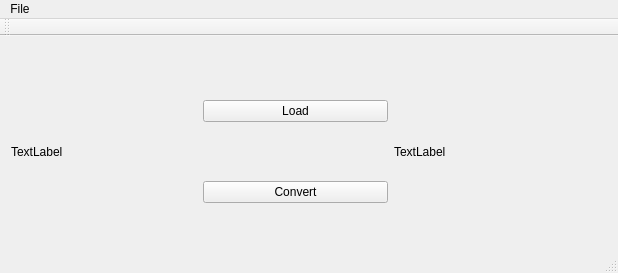
Above: assignment_2/CMPT365A2/mainwindow.ui from rafidashab/cmpt-365 before the change. Below: the same form after it.
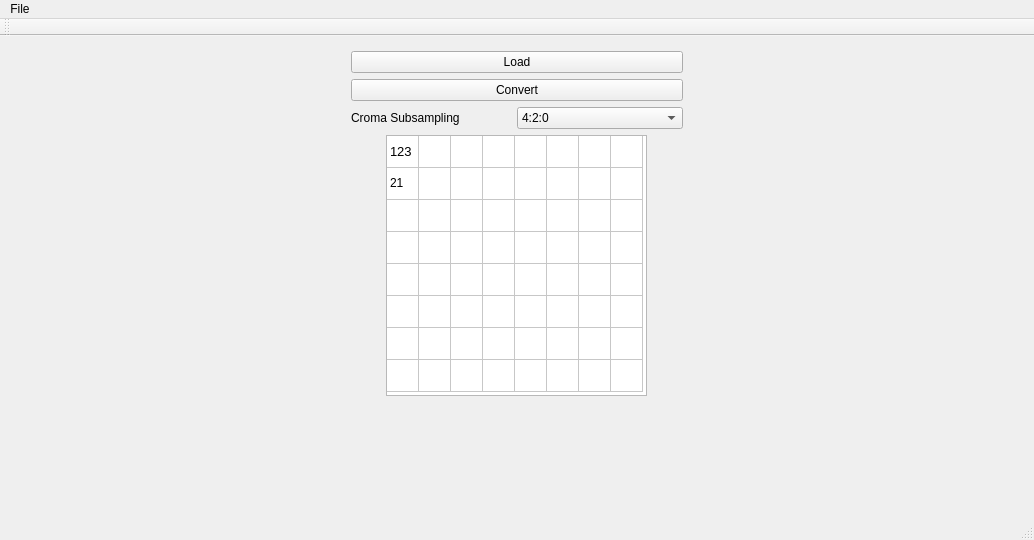
That is the form after the change.

Commit message: latest ypdate added table with quant matrixes

The edit to the form file:
```diff
--- a/assignment_2/CMPT365A2/mainwindow.ui
+++ b/assignment_2/CMPT365A2/mainwindow.ui
@@ -6,71 +6,372 @@
    <rect>
     <x>0</x>
     <y>0</y>
-    <width>618</width>
-    <height>273</height>
+    <width>1034</width>
+    <height>540</height>
    </rect>
   </property>
+  <property name="sizePolicy">
+   <sizepolicy hsizetype="Expanding" vsizetype="Expanding">
+    <horstretch>0</horstretch>
+    <verstretch>0</verstretch>
+   </sizepolicy>
+  </property>
   <property name="windowTitle">
    <string>MainWindow</string>
   </property>
   <widget class="QWidget" name="centralWidget">
-   <widget class="QWidget" name="horizontalLayoutWidget">
-    <property name="geometry">
-     <rect>
-      <x>0</x>
-      <y>0</y>
-      <width>591</width>
-      <height>231</height>
-     </rect>
-    </property>
-    <layout class="QHBoxLayout" name="horizontalLayout">
-     <item>
-      <widget class="QLabel" name="img1">
-       <property name="text">
-        <string>TextLabel</string>
-       </property>
-       <property name="scaledContents">
-        <bool>true</bool>
-       </property>
-      </widget>
-     </item>
-     <item>
-      <layout class="QVBoxLayout" name="verticalLayout">
-       <item>
-        <widget class="QPushButton" name="load">
-         <property name="text">
-          <string>Load</string>
-         </property>
-        </widget>
-       </item>
-       <item>
-        <widget class="QPushButton" name="convert">
-         <property name="text">
-          <string>Convert</string>
-         </property>
-        </widget>
-       </item>
-      </layout>
-     </item>
-     <item>
-      <widget class="QLabel" name="img2">
-       <property name="text">
-        <string>TextLabel</string>
-       </property>
-       <property name="scaledContents">
-        <bool>true</bool>
-       </property>
-      </widget>
-     </item>
-    </layout>
-   </widget>
+   <property name="sizePolicy">
+    <sizepolicy hsizetype="Expanding" vsizetype="Expanding">
+     <horstretch>0</horstretch>
+     <verstretch>0</verstretch>
+    </sizepolicy>
+   </property>
+   <layout class="QGridLayout" name="gridLayout_2">
+    <item row="0" column="0">
+     <layout class="QHBoxLayout" name="horizontalLayout" stretch="1,1,1">
+      <property name="spacing">
+       <number>4</number>
+      </property>
+      <property name="sizeConstraint">
+       <enum>QLayout::SetDefaultConstraint</enum>
+      </property>
+      <property name="leftMargin">
+       <number>4</number>
+      </property>
+      <property name="topMargin">
+       <number>4</number>
+      </property>
+      <property name="rightMargin">
+       <number>4</number>
+      </property>
+      <property name="bottomMargin">
+       <number>4</number>
+      </property>
+      <item>
+       <widget class="QLabel" name="img1">
+        <property name="sizePolicy">
+         <sizepolicy hsizetype="Expanding" vsizetype="Expanding">
+          <horstretch>0</horstretch>
+          <verstretch>0</verstretch>
+         </sizepolicy>
+        </property>
+        <property name="minimumSize">
+         <size>
+          <width>128</width>
+          <height>128</height>
+         </size>
+        </property>
+        <property name="maximumSize">
+         <size>
+          <width>512</width>
+          <height>512</height>
+         </size>
+        </property>
+        <property name="sizeIncrement">
+         <size>
+          <width>1</width>
+          <height>1</height>
+         </size>
+        </property>
+        <property name="autoFillBackground">
+         <bool>false</bool>
+        </property>
+        <property name="text">
+         <string/>
+        </property>
+        <property name="scaledContents">
+         <bool>true</bool>
+        </property>
+       </widget>
+      </item>
+      <item>
+       <layout class="QVBoxLayout" name="verticalLayout">
+        <item>
+         <widget class="QPushButton" name="load">
+          <property name="text">
+           <string>Load</string>
+          </property>
+         </widget>
+        </item>
+        <item>
+         <widget class="QPushButton" name="convert">
+          <property name="text">
+           <string>Convert</string>
+          </property>
+         </widget>
+        </item>
+        <item>
+         <layout class="QGridLayout" name="gridLayout">
+          <property name="spacing">
+           <number>0</number>
+          </property>
+          <item row="1" column="4">
+           <widget class="QLabel" name="subsampling_label">
+            <property name="text">
+             <string>Croma Subsampling</string>
+            </property>
+           </widget>
+          </item>
+          <item row="1" column="5">
+           <widget class="QComboBox" name="comboBox">
+            <property name="sizePolicy">
+             <sizepolicy hsizetype="Minimum" vsizetype="Fixed">
+              <horstretch>0</horstretch>
+              <verstretch>0</verstretch>
+             </sizepolicy>
+            </property>
+            <item>
+             <property name="text">
+              <string>4:2:0</string>
+             </property>
+            </item>
+            <item>
+             <property name="text">
+              <string>4:2:2</string>
+             </property>
+            </item>
+            <item>
+             <property name="text">
+              <string>4:4:4</string>
+             </property>
+            </item>
+           </widget>
+          </item>
+         </layout>
+        </item>
+        <item>
+         <layout class="QHBoxLayout" name="horizontalLayout_2">
+          <item>
+           <spacer name="horizontalSpacer_2">
+            <property name="orientation">
+             <enum>Qt::Horizontal</enum>
+            </property>
+            <property name="sizeHint" stdset="0">
+             <size>
+              <width>40</width>
+              <height>20</height>
+             </size>
+            </property>
+           </spacer>
+          </item>
+          <item>
+           <widget class="QTableWidget" name="quantDisplay">
+            <property name="sizePolicy">
+             <sizepolicy hsizetype="Minimum" vsizetype="Minimum">
+              <horstretch>0</horstretch>
+              <verstretch>0</verstretch>
+             </sizepolicy>
+            </property>
+            <property name="minimumSize">
+             <size>
+              <width>261</width>
+              <height>261</height>
+             </size>
+            </property>
+            <property name="maximumSize">
+             <size>
+              <width>500</width>
+              <height>500</height>
+             </size>
+            </property>
+            <property name="iconSize">
+             <size>
+              <width>32</width>
+              <height>32</height>
+             </size>
+            </property>
+            <attribute name="horizontalHeaderVisible">
+             <bool>false</bool>
+            </attribute>
+            <attribute name="horizontalHeaderDefaultSectionSize">
+             <number>32</number>
+            </attribute>
+            <attribute name="horizontalHeaderHighlightSections">
+             <bool>false</bool>
+            </attribute>
+            <attribute name="horizontalHeaderMinimumSectionSize">
+             <number>32</number>
+            </attribute>
+            <attribute name="verticalHeaderVisible">
+             <bool>false</bool>
+            </attribute>
+            <attribute name="verticalHeaderDefaultSectionSize">
+             <number>32</number>
+            </attribute>
+            <attribute name="verticalHeaderMinimumSectionSize">
+             <number>32</number>
+            </attribute>
+            <row>
+             <property name="text">
+              <string>0</string>
+             </property>
+            </row>
+            <row>
+             <property name="text">
+              <string>1</string>
+             </property>
+            </row>
+            <row>
+             <property name="text">
+              <string>2</string>
+             </property>
+            </row>
+            <row>
+             <property name="text">
+              <string>3</string>
+             </property>
+            </row>
+            <row>
+             <property name="text">
+              <string>4</string>
+             </property>
+            </row>
+            <row>
+             <property name="text">
+              <string>5</string>
+             </property>
+            </row>
+            <row>
+             <property name="text">
+              <string>6</string>
+             </property>
+            </row>
+            <row>
+             <property name="text">
+              <string>7</string>
+             </property>
+            </row>
+            <column>
+             <property name="text">
+              <string>0</string>
+             </property>
+            </column>
+            <column>
+             <property name="text">
+              <string>1</string>
+             </property>
+            </column>
+            <column>
+             <property name="text">
+              <string>2</string>
+             </property>
+            </column>
+            <column>
+             <property name="text">
+              <string>3</string>
+             </property>
+            </column>
+            <column>
+             <property name="text">
+              <string>4</string>
+             </property>
+            </column>
+            <column>
+             <property name="text">
+              <string>5</string>
+             </property>
+            </column>
+            <column>
+             <property name="text">
+              <string>6</string>
+             </property>
+            </column>
+            <column>
+             <property name="text">
+              <string>7</string>
+             </property>
+            </column>
+            <item row="0" column="0">
+             <property name="text">
+              <string>123</string>
+             </property>
+             <property name="font">
+              <font>
+               <pointsize>10</pointsize>
+              </font>
+             </property>
+            </item>
+            <item row="1" column="0">
+             <property name="text">
+              <string>21</string>
+             </property>
+            </item>
+           </widget>
+          </item>
+          <item>
+           <spacer name="horizontalSpacer">
+            <property name="orientation">
+             <enum>Qt::Horizontal</enum>
+            </property>
+            <property name="sizeHint" stdset="0">
+             <size>
+              <width>40</width>
+              <height>20</height>
+             </size>
+            </property>
+           </spacer>
+          </item>
+         </layout>
+        </item>
+        <item>
+         <spacer name="verticalSpacer">
+          <property name="orientation">
+           <enum>Qt::Vertical</enum>
+          </property>
+          <property name="sizeHint" stdset="0">
+           <size>
+            <width>20</width>
+            <height>40</height>
+           </size>
+          </property>
+         </spacer>
+        </item>
+       </layout>
+      </item>
+      <item>
+       <widget class="QLabel" name="img2">
+        <property name="sizePolicy">
+         <sizepolicy hsizetype="Expanding" vsizetype="Expanding">
+          <horstretch>0</horstretch>
+          <verstretch>0</verstretch>
+         </sizepolicy>
+        </property>
+        <property name="minimumSize">
+         <size>
+          <width>128</width>
+          <height>128</height>
+         </size>
+        </property>
+        <property name="maximumSize">
+         <size>
+          <width>512</width>
+          <height>512</height>
+         </size>
+        </property>
+        <property name="sizeIncrement">
+         <size>
+          <width>1</width>
+          <height>1</height>
+         </size>
+        </property>
+        <property name="text">
+         <string/>
+        </property>
+        <property name="scaledContents">
+         <bool>true</bool>
+        </property>
+       </widget>
+      </item>
+     </layout>
+    </item>
+   </layout>
   </widget>
   <widget class="QMenuBar" name="menuBar">
    <property name="geometry">
     <rect>
      <x>0</x>
      <y>0</y>
-     <width>618</width>
+     <width>1034</width>
      <height>22</height>
     </rect>
    </property>
```
The commit also changes 7 other files.
